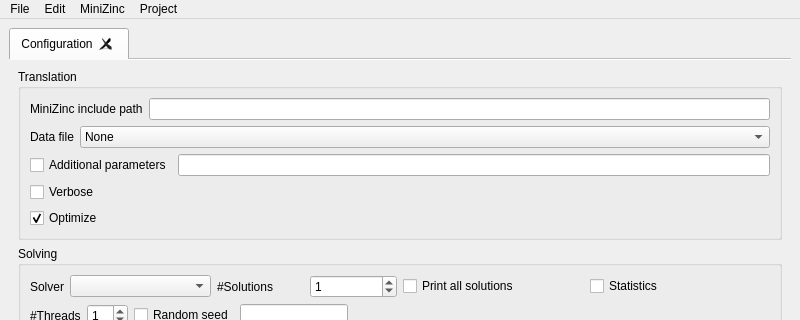
Above: MiniZincIDE/mainwindow.ui from MiniZinc/MiniZincIDE before the change; both pictures show x 0 to 800 and y 0 to 320 of the 800 by 600 pixel window. Below: the same form after it.
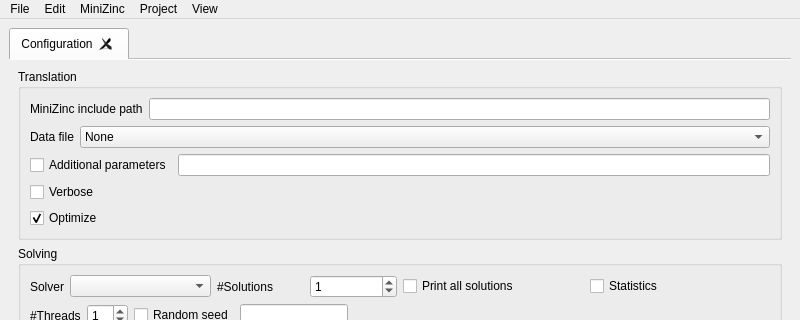
That is the form after the change.

Commit message: Fixed dzn selection Added font size selection Added option to clear output window

```diff
--- a/MiniZincIDE/mainwindow.ui
+++ b/MiniZincIDE/mainwindow.ui
@@ -327,10 +327,18 @@
     <addaction name="actionOpen_2"/>
     <addaction name="actionSave_2"/>
    </widget>
+   <widget class="QMenu" name="menuView">
+    <property name="title">
+     <string>View</string>
+    </property>
+    <addaction name="actionBigger_font"/>
+    <addaction name="actionSmaller_font"/>
+   </widget>
    <addaction name="menuFile"/>
    <addaction name="menuEdit"/>
    <addaction name="menuMiniZinc"/>
    <addaction name="menuProject"/>
+   <addaction name="menuView"/>
   </widget>
   <widget class="QStatusBar" name="statusbar"/>
   <action name="actionOpen">
```
Left out of the diff: 22 changed lines with no effect on the pictures. The commit also changes 7 other files.
